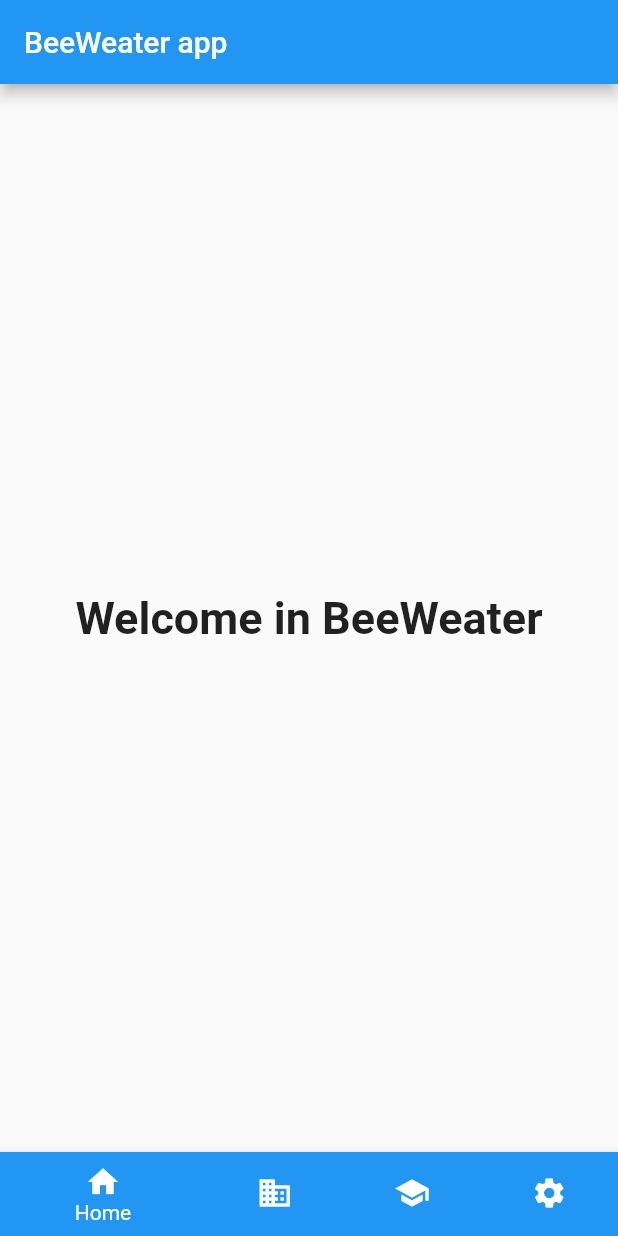
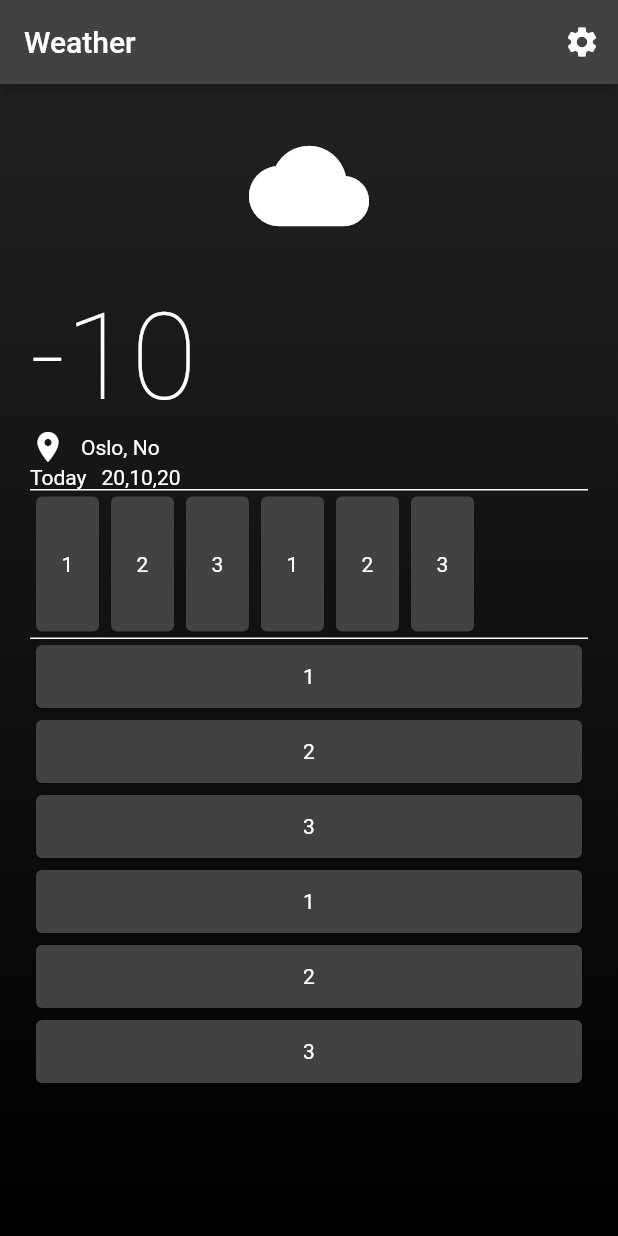
Before and after one commit to blazejpsz/beeweather_app, a Flutter app: the screen it shows after launch, on a phone screen of 412 x 824 dp. Run offline on Flutter 3.47's test engine with Material 2 defaults, Android fonts, the phone set to English and light mode, and no system bars.

Commit message:
first part

```diff
--- a/lib/main.dart
+++ b/lib/main.dart
@@ -1,93 +1,24 @@
 import 'package:flutter/material.dart';
+import 'package:weather_app/screens/settingscreen.dart';
+import 'package:weather_app/screens/homescreen.dart';
 
-void main() => runApp(const MyApp());
+void main() {
+  runApp(MyApp());
+}
 
 class MyApp extends StatelessWidget {
-  const MyApp({Key? key}) : super(key: key);
-
-  static const String _title = 'BeeWeater app';
-
   @override
   Widget build(BuildContext context) {
-    return const MaterialApp(
-      title: _title,
-      home: MyStatefulWidget(),
+    return MaterialApp(
+      theme: ThemeData(
+        primarySwatch: Colors.blue,
+        brightness: Brightness.dark,
+      ),
+      initialRoute: '/',
+      routes: {
+        '/': (_) => HomeScreen(),
+        '/setting': (_) => SettingScreen(),
+      },
     );
   }
 }
-
-class MyStatefulWidget extends StatefulWidget {
-  const MyStatefulWidget({Key? key}) : super(key: key);
-
-  @override
-  State<MyStatefulWidget> createState() => _MyStatefulWidgetState();
-}
-
-class _MyStatefulWidgetState extends State<MyStatefulWidget> {
-  int _selectedIndex = 0;
-  static const TextStyle optionStyle =
-      TextStyle(fontSize: 30, fontWeight: FontWeight.bold);
-  static const List<Widget> _widgetOptions = <Widget>[
-    Text(
-      'Welcome in BeeWeater',
-      style: optionStyle,
-    ),
-    Text(
-      'Index 1: Weather',
-      style: optionStyle,
-    ),
-    Text(
-      'Index 2: Cities',
-      style: optionStyle,
-    ),
-    Text(
-      'Index 3: Settings',
-      style: optionStyle,
-    ),
-  ];
-
-  void _onItemTapped(int index) {
-    setState(() {
-      _selectedIndex = index;
-    });
-  }
-
-  @override
-  Widget build(BuildContext context) {
-    return Scaffold(
-      appBar: AppBar(
-        title: const Text('BeeWeater app'),
-      ),
-      body: Center(
-        child: _widgetOptions.elementAt(_selectedIndex),
-      ),
-      bottomNavigationBar: BottomNavigationBar(
-        items: const <BottomNavigationBarItem>[
-          BottomNavigationBarItem(
-            icon: Icon(Icons.home),
-            label: 'Home',
-            backgroundColor: Colors.blue,
-          ),
-          BottomNavigationBarItem(
-            icon: Icon(Icons.business),
-            label: 'Weather',
-            backgroundColor: Colors.blue,
-          ),
-          BottomNavigationBarItem(
-            icon: Icon(Icons.school),
-            label: 'Cities',
-            backgroundColor: Colors.blue,
-          ),
-          BottomNavigationBarItem(
-            icon: Icon(Icons.settings),
-            label: 'Settings',
-            backgroundColor: Colors.blue,
-          ),
-        ],
-        currentIndex: _selectedIndex,
-        selectedItemColor: Colors.white,
-        onTap: _onItemTapped,
-      ),
-    );
-  }
-}
--- /dev/null
+++ b/lib/screens/homescreen.dart
@@ -0,0 +1,148 @@
+import 'package:flutter/material.dart';
+import 'package:flutter/widgets.dart';
+
+class HomeScreen extends StatelessWidget {
+  @override
+  Widget build(BuildContext context) {
+    return Scaffold(
+      appBar: AppBar(
+        title: Text('Weather'),
+        actions: [
+          IconButton(
+            onPressed: () {
+              Navigator.pushNamed(context, '/setting');
+            },
+            icon: Icon(Icons.settings),
+          )
+        ],
+      ),
+      body: Container(
+        decoration: BoxDecoration(
+            gradient: LinearGradient(
+          colors: [
+            Colors.grey.shade900,
+            Colors.black,
+          ],
+          begin: Alignment.topCenter,
+          end: Alignment.bottomCenter,
+        )),
+        child: Padding(
+          padding: const EdgeInsets.only(
+            left: 20,
+            right: 20,
+          ),
+          child: Column(
+            mainAxisAlignment: MainAxisAlignment.start,
+            crossAxisAlignment: CrossAxisAlignment.stretch,
+            children: [
+              _cloudIcon(),
+              _temperature(),
+              _location(),
+              _date(),
+              _hourlyPrediction(),
+              _weeklyPrediction(),
+            ],
+          ),
+        ),
+      ),
+    );
+  }
+
+  final weeks = ['1', '2', '3', '1', '2', '3'];
+  _weeklyPrediction() {
+    return Expanded(
+      child: Container(
+        height: 100,
+        child: ListView.builder(
+          scrollDirection: Axis.vertical,
+          itemCount: times.length,
+          itemBuilder: (context, index) {
+            return Container(
+              height: 50,
+              child: Card(
+                child: Center(
+                  child: Text('${times[index]}'),
+                ),
+              ),
+            );
+          },
+        ),
+      ),
+    );
+  }
+
+  final times = ['1', '2', '3', '1', '2', '3'];
+  _hourlyPrediction() {
+    return Container(
+      height: 100,
+      decoration: const BoxDecoration(
+        border: Border(
+          top: BorderSide(color: Colors.white),
+          bottom: BorderSide(color: Colors.white),
+        ),
+      ),
+      child: ListView.builder(
+        scrollDirection: Axis.horizontal,
+        itemCount: times.length,
+        itemBuilder: (context, index) {
+          return Container(
+            width: 50,
+            child: Card(
+              child: Center(
+                child: Text('${times[index]}'),
+              ),
+            ),
+          );
+        },
+      ),
+    );
+  }
+
+  _date() {
+    return Row(
+      children: const [
+        Text('Today'),
+        SizedBox(
+          width: 10,
+        ),
+        Text(
+          '''20,10,20''',
+        )
+      ],
+    );
+  }
+
+  _location() {
+    return Row(
+      children: const [
+        Icon(Icons.place),
+        SizedBox(
+          width: 10,
+        ),
+        Text(
+          'Oslo, No',
+        )
+      ],
+    );
+  }
+
+  _temperature() {
+    return const Text(
+      '-10',
+      style: TextStyle(
+        fontSize: 80,
+        fontWeight: FontWeight.w100,
+      ),
+    );
+  }
+
+  _cloudIcon() {
+    return const Padding(
+      padding: EdgeInsets.all(28.0),
+      child: Icon(
+        Icons.cloud,
+        size: 80,
+      ),
+    );
+  }
+}
--- /dev/null
+++ b/lib/screens/settingscreen.dart
@@ -0,0 +1,11 @@
+import 'package:flutter/material.dart';
+
+class SettingScreen extends StatelessWidget {
+  @override
+  Widget build(BuildContext context) {
+    return Scaffold(
+      appBar: AppBar(),
+      body: Container(),
+    );
+  }
+}
```
